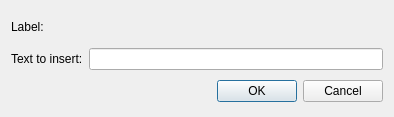
Before: the Qt Designer form scribus/ui/markvariabletext.ui in scribusproject/scribus, drawn with Qt 5.
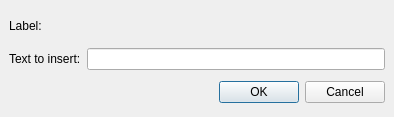
After: the same form once the commit is applied.

Commit message: #16467: Unify margins and spacing for dialogs, set 6 <bubu>

```diff
--- a/scribus/ui/markvariabletext.ui
+++ b/scribus/ui/markvariabletext.ui
@@ -32,6 +32,18 @@
    <string>Add new Mark for Variable Text</string>
   </property>
   <layout class="QVBoxLayout" name="verticalLayout">
+   <property name="leftMargin">
+    <number>9</number>
+   </property>
+   <property name="topMargin">
+    <number>9</number>
+   </property>
+   <property name="rightMargin">
+    <number>9</number>
+   </property>
+   <property name="bottomMargin">
+    <number>9</number>
+   </property>
    <item>
     <layout class="QHBoxLayout" name="labelLayout">
      <item>
```
The commit also changes 5 other files.
